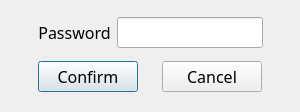
Qt form src/password-dialog.ui (sc0000/hfmdd-video-system) before a commit.
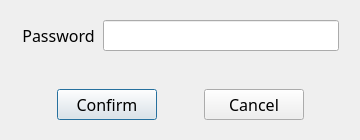
The same form after that commit.

```diff
--- a/src/password-dialog.ui
+++ b/src/password-dialog.ui
@@ -6,8 +6,8 @@
    <rect>
     <x>0</x>
     <y>0</y>
-    <width>300</width>
-    <height>112</height>
+    <width>360</width>
+    <height>140</height>
    </rect>
   </property>
   <property name="minimumSize">
@@ -25,20 +25,26 @@
   <widget class="QWidget" name="verticalLayoutWidget">
    <property name="geometry">
     <rect>
-     <x>20</x>
+     <x>10</x>
      <y>10</y>
-     <width>261</width>
-     <height>91</height>
+     <width>341</width>
+     <height>121</height>
     </rect>
    </property>
    <layout class="QVBoxLayout" name="verticalLayout">
     <item>
      <layout class="QHBoxLayout" name="passwordHorizontalLayout">
+      <property name="spacing">
+       <number>8</number>
+      </property>
       <property name="leftMargin">
-       <number>18</number>
+       <number>12</number>
+      </property>
+      <property name="topMargin">
+       <number>0</number>
       </property>
       <property name="rightMargin">
-       <number>18</number>
+       <number>12</number>
       </property>
       <item>
        <widget class="QLabel" name="passwordLabel">
@@ -60,6 +66,12 @@
     </item>
     <item>
      <layout class="QHBoxLayout" name="buttonsHorizontalLayout">
+      <property name="spacing">
+       <number>0</number>
+      </property>
+      <property name="topMargin">
+       <number>22</number>
+      </property>
       <property name="bottomMargin">
        <number>0</number>
       </property>
```
